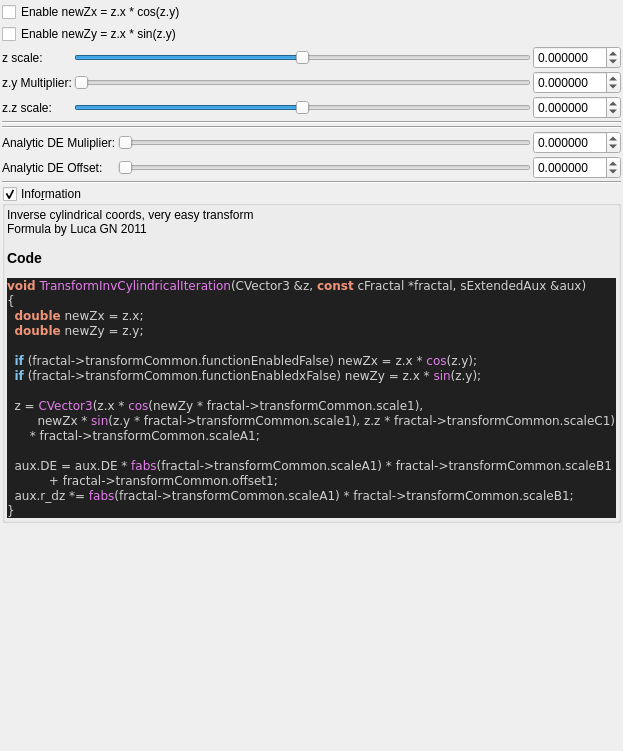
Before: the Qt Designer form mandelbulber2/qt_data/fractal_transf_inv_cylindrical.ui in buddhi1980/mandelbulber2, drawn with Qt 5.
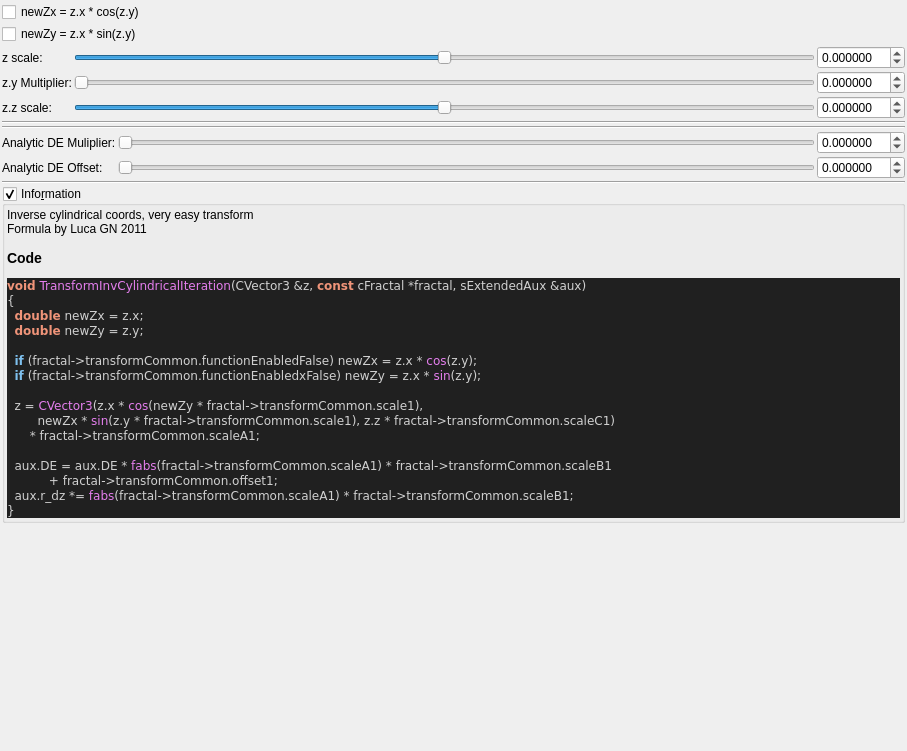
After: the same form once the commit is applied. Custom widgets are drawn as their Qt base class.

Diff of the .ui file:
```diff
--- a/mandelbulber2/qt_data/fractal_transf_inv_cylindrical.ui
+++ b/mandelbulber2/qt_data/fractal_transf_inv_cylindrical.ui
@@ -6,7 +6,7 @@
    <rect>
     <x>0</x>
     <y>0</y>
-    <width>610</width>
+    <width>907</width>
     <height>751</height>
    </rect>
   </property>
@@ -51,14 +51,14 @@
      <item row="1" column="0" colspan="2">
       <widget class="QCheckBox" name="checkBox_transf_function_enabledx_false">
        <property name="text">
-        <string>Enable newZy = z.x * sin(z.y)</string>
+        <string notr="true">newZy = z.x * sin(z.y)</string>
        </property>
       </widget>
      </item>
      <item row="0" column="0" colspan="2">
       <widget class="QCheckBox" name="checkBox_transf_function_enabled_false">
        <property name="text">
-        <string>Enable newZx = z.x * cos(z.y)</string>
+        <string notr="true">newZx = z.x * cos(z.y)</string>
        </property>
       </widget>
      </item>
```
Left out of the diff: 15 changed lines with no effect on the pictures.
